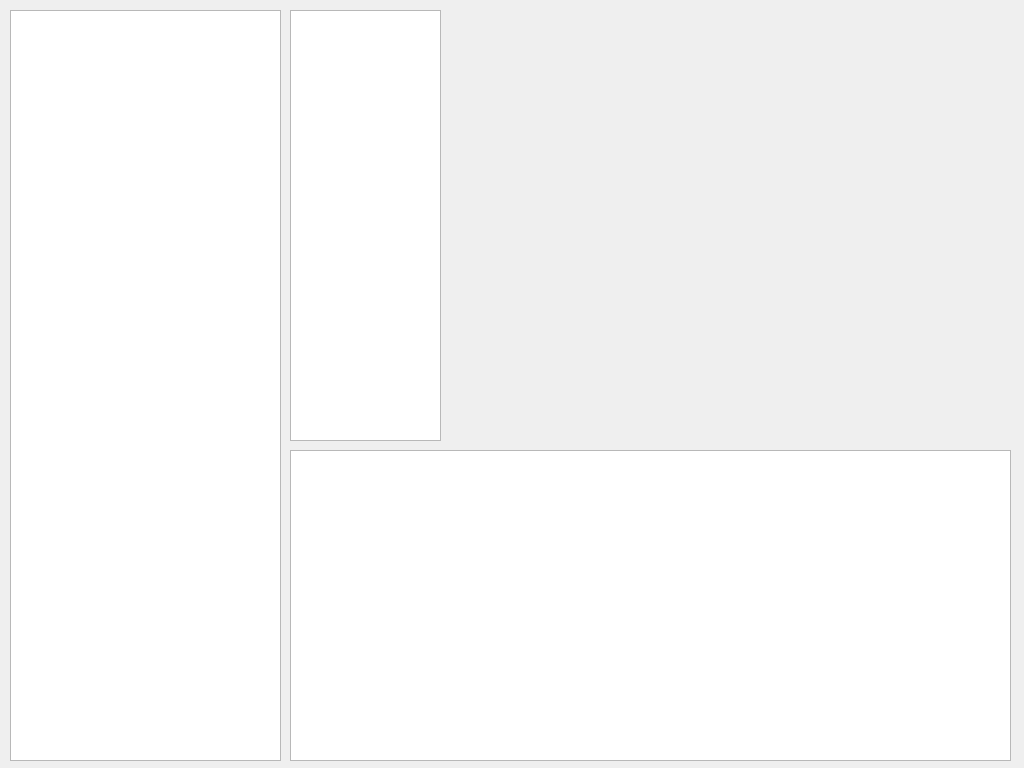
First picture: the form in MainForm.ui, repository cnk24/Bithumb_Python, before the edit.
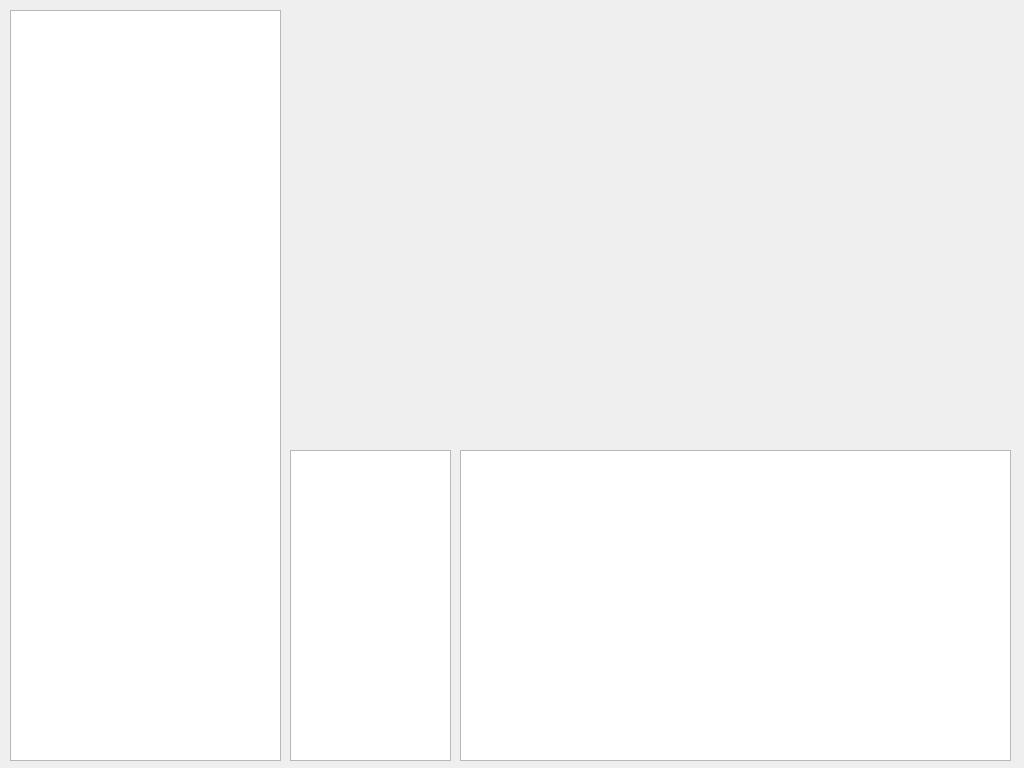
Second picture: the form after the edit.

The edit to the form file:
```diff
--- a/MainForm.ui
+++ b/MainForm.ui
@@ -26,9 +26,9 @@
   <widget class="QListWidget" name="logWidget">
    <property name="geometry">
     <rect>
-     <x>290</x>
+     <x>460</x>
      <y>450</y>
-     <width>721</width>
+     <width>551</width>
      <height>311</height>
     </rect>
    </property>
@@ -36,9 +36,9 @@
   <widget class="QWidget" name="verticalLayoutWidget">
    <property name="geometry">
     <rect>
-     <x>750</x>
+     <x>290</x>
      <y>10</y>
-     <width>261</width>
+     <width>721</width>
      <height>431</height>
     </rect>
    </property>
@@ -48,9 +48,9 @@
    <property name="geometry">
     <rect>
      <x>290</x>
-     <y>10</y>
-     <width>151</width>
-     <height>431</height>
+     <y>450</y>
+     <width>161</width>
+     <height>311</height>
     </rect>
    </property>
   </widget>
```
